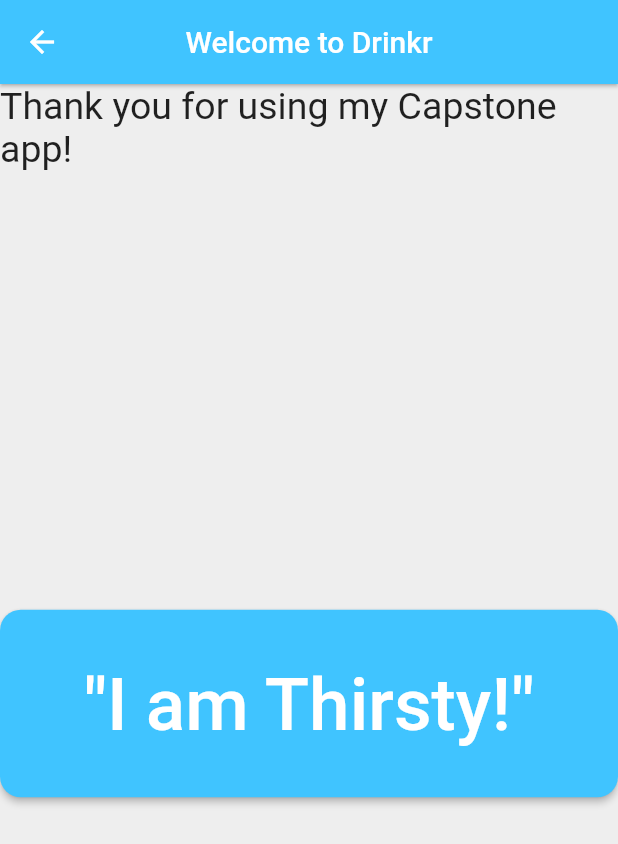
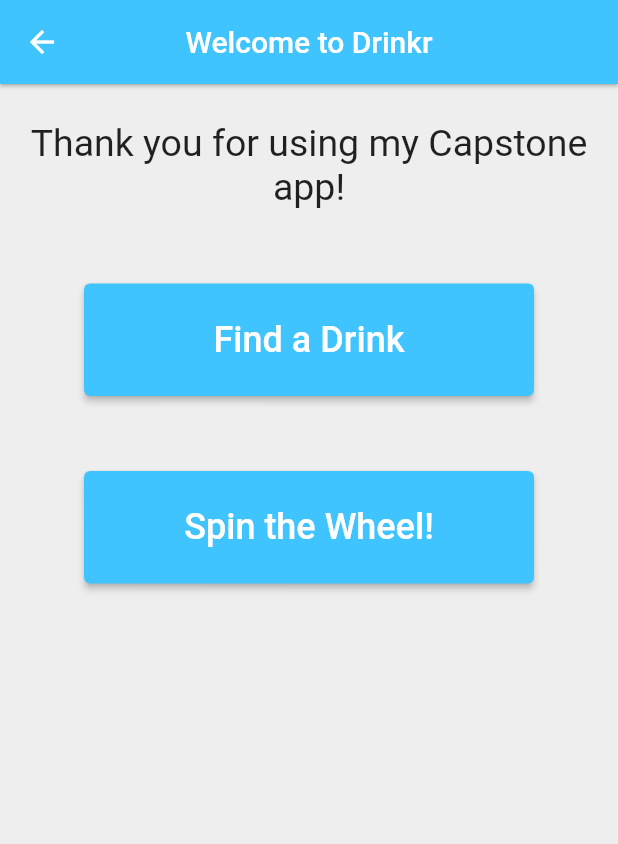
Before and after one commit to jwtastet/capstone_app, a Flutter app: the Home screen opened by its route, on a phone screen of 412 x 824 dp. Shown: the top 844 px of the screen. Run offline on Flutter 3.47's test engine with Material 2 defaults, Android fonts, the phone set to English and light mode, and no system bars; network calls fail.

Commit message:
added spin the wheel button

```diff
--- a/lib/pages/home.dart
+++ b/lib/pages/home.dart
@@ -31,24 +31,55 @@
       ),
       body: Column(
         children: <Widget>[
+          Container(height: 25),
           Text('Thank you for using my Capstone app!',
+          textAlign: TextAlign.center,
           style: TextStyle(
             fontSize: 25,
           )),
+          Container(
+            height: 50,
+          ),
 
-          Expanded(
-            child: FittedBox(
-              fit: BoxFit.fitWidth, // otherwise the logo will be tiny
+          Row(
+            mainAxisAlignment: MainAxisAlignment.center,
+            children: [Container(
+              width: 300,
+              height: 75,
               child: ElevatedButton(
                 onPressed: () {
                   print('lets get started, JT 316');
                   Navigator.pushNamed(context, '/beverageTypes', arguments: data);
                 },
-                child: Text('"I am Thirsty!"'),
+                child: Text('Find a Drink',
+                  style: TextStyle(
+                    fontSize: 24,
+                  ),
+                ),
                 style: ButtonStyle(backgroundColor: MaterialStateProperty.all<Color>(Colors.lightBlueAccent)),
               ),
             ),
-          ),
+          ]),
+          Container(height: 50),
+          Row(
+              mainAxisAlignment: MainAxisAlignment.center,
+              children: [Container(
+                width: 300,
+                height: 75,
+                child: ElevatedButton(
+                  onPressed: () {
+                    print('lets get started, JT 316');
+                    Navigator.pushNamed(context, '/beverageTypes', arguments: data);
+                  },
+                  child: Text('Spin the Wheel!',
+                    style: TextStyle(
+                      fontSize: 24,
+                    ),
+                  ),
+                  style: ButtonStyle(backgroundColor: MaterialStateProperty.all<Color>(Colors.lightBlueAccent)),
+                ),
+              ),
+              ]),
         ],
       )
     );
```
Also changed, not shown: lib/pages/spinTheWheel.dart (added).
